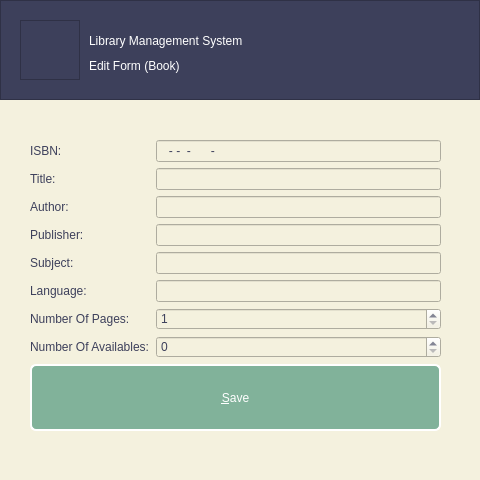
The window that editbook.ui (kianmajl/Library) describes before a commit, drawn with Qt 5.
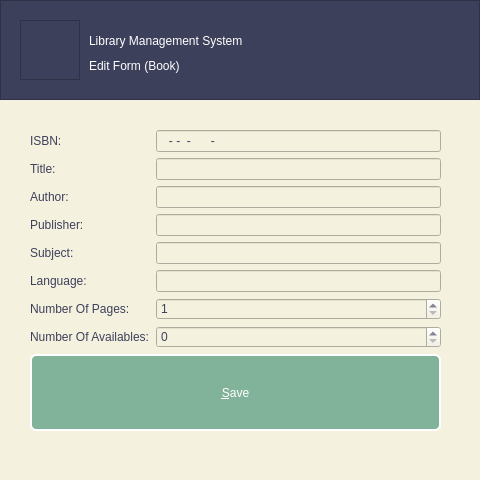
The same window after the commit. Icons and pictures are not drawn.

Diff of the .ui file:
```diff
--- a/editbook.ui
+++ b/editbook.ui
@@ -10,6 +10,18 @@
     <height>480</height>
    </rect>
   </property>
+  <property name="minimumSize">
+   <size>
+    <width>480</width>
+    <height>480</height>
+   </size>
+  </property>
+  <property name="maximumSize">
+   <size>
+    <width>480</width>
+    <height>480</height>
+   </size>
+  </property>
   <property name="windowTitle">
    <string>Edit Book</string>
   </property>
@@ -119,9 +131,9 @@
    <property name="geometry">
     <rect>
      <x>30</x>
-     <y>140</y>
+     <y>130</y>
      <width>411</width>
-     <height>291</height>
+     <height>301</height>
     </rect>
    </property>
    <layout class="QFormLayout" name="formLayout">
```
